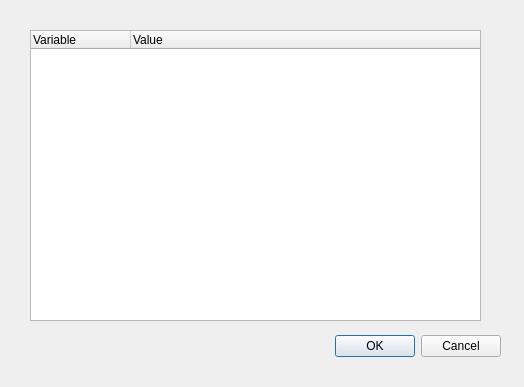
The window that resource/NewRobotDialog.ui (hsarmiento/rqt_env) describes before a commit, drawn with Qt 5.
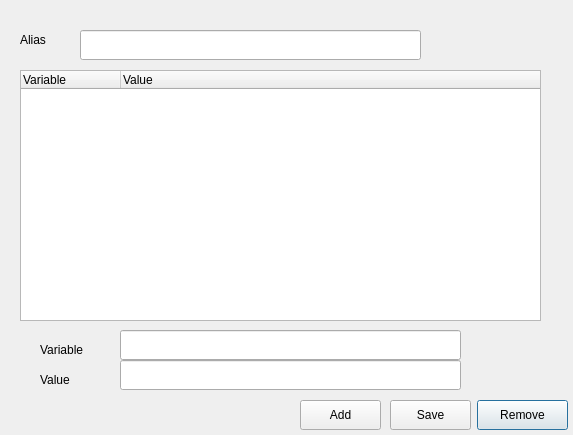
The same window after the commit.

Commit message: Modify add and edit action for general and robots variables

The edit to the form file:
```diff
--- a/resource/NewRobotDialog.ui
+++ b/resource/NewRobotDialog.ui
@@ -2,40 +2,30 @@
 <ui version="4.0">
  <class>Dialog</class>
  <widget class="QDialog" name="Dialog">
+  <property name="windowModality">
+   <enum>Qt::NonModal</enum>
+  </property>
+  <property name="enabled">
+   <bool>true</bool>
+  </property>
   <property name="geometry">
    <rect>
     <x>0</x>
     <y>0</y>
-    <width>524</width>
-    <height>387</height>
+    <width>573</width>
+    <height>435</height>
    </rect>
   </property>
   <property name="windowTitle">
    <string>Dialog</string>
   </property>
-  <widget class="QDialogButtonBox" name="buttonBox">
-   <property name="geometry">
-    <rect>
-     <x>160</x>
-     <y>330</y>
-     <width>341</width>
-     <height>32</height>
-    </rect>
-   </property>
-   <property name="orientation">
-    <enum>Qt::Horizontal</enum>
-   </property>
-   <property name="standardButtons">
-    <set>QDialogButtonBox::Cancel|QDialogButtonBox::Ok</set>
-   </property>
-  </widget>
   <widget class="QWidget" name="verticalLayoutWidget">
    <property name="geometry">
     <rect>
-     <x>30</x>
-     <y>30</y>
-     <width>451</width>
-     <height>291</height>
+     <x>20</x>
+     <y>70</y>
+     <width>521</width>
+     <height>251</height>
     </rect>
    </property>
    <layout class="QVBoxLayout" name="verticalLayout">
@@ -55,6 +45,114 @@
     </item>
    </layout>
   </widget>
+  <widget class="QLineEdit" name="lineEdit_4">
+   <property name="geometry">
+    <rect>
+     <x>120</x>
+     <y>360</y>
+     <width>341</width>
+     <height>30</height>
+    </rect>
+   </property>
+  </widget>
+  <widget class="QLineEdit" name="lineEdit_3">
+   <property name="geometry">
+    <rect>
+     <x>120</x>
+     <y>330</y>
+     <width>341</width>
+     <height>30</height>
+    </rect>
+   </property>
+  </widget>
+  <widget class="QLabel" name="label">
+   <property name="geometry">
+    <rect>
+     <x>40</x>
+     <y>340</y>
+     <width>75</width>
+     <height>20</height>
+    </rect>
+   </property>
+   <property name="text">
+    <string>Variable</string>
+   </property>
+  </widget>
+  <widget class="QLabel" name="label_2">
+   <property name="geometry">
+    <rect>
+     <x>40</x>
+     <y>370</y>
+     <width>75</width>
+     <height>20</height>
+    </rect>
+   </property>
+   <property name="text">
+    <string>Value</string>
+   </property>
+  </widget>
+  <widget class="QPushButton" name="btnRemoveRobot">
+   <property name="geometry">
+    <rect>
+     <x>477</x>
+     <y>400</y>
+     <width>91</width>
+     <height>30</height>
+    </rect>
+   </property>
+   <property name="text">
+    <string>Remove</string>
+   </property>
+  </widget>
+  <widget class="QPushButton" name="btnSaveRobot">
+   <property name="geometry">
+    <rect>
+     <x>390</x>
+     <y>400</y>
+     <width>81</width>
+     <height>30</height>
+    </rect>
+   </property>
+   <property name="text">
+    <string>Save</string>
+   </property>
+  </widget>
+  <widget class="QPushButton" name="btnAddRobot">
+   <property name="geometry">
+    <rect>
+     <x>300</x>
+     <y>400</y>
+     <width>81</width>
+     <height>30</height>
+    </rect>
+   </property>
+   <property name="text">
+    <string>Add</string>
+   </property>
+  </widget>
+  <widget class="QLineEdit" name="lineEdit_5">
+   <property name="geometry">
+    <rect>
+     <x>80</x>
+     <y>30</y>
+     <width>341</width>
+     <height>30</height>
+    </rect>
+   </property>
+  </widget>
+  <widget class="QLabel" name="label_3">
+   <property name="geometry">
+    <rect>
+     <x>20</x>
+     <y>30</y>
+     <width>51</width>
+     <height>20</height>
+    </rect>
+   </property>
+   <property name="text">
+    <string>Alias</string>
+   </property>
+  </widget>
  </widget>
  <resources/>
  <connections>
```
Left out of the diff: 37 changed lines with no effect on the pictures. The commit also changes 6 other files.
